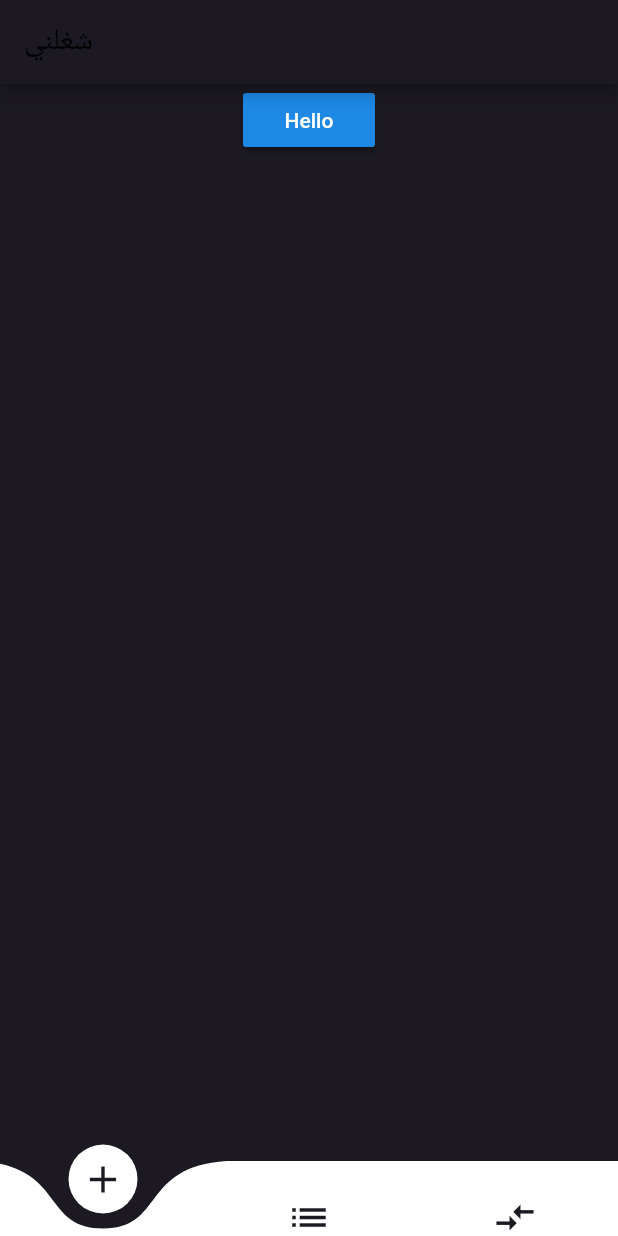
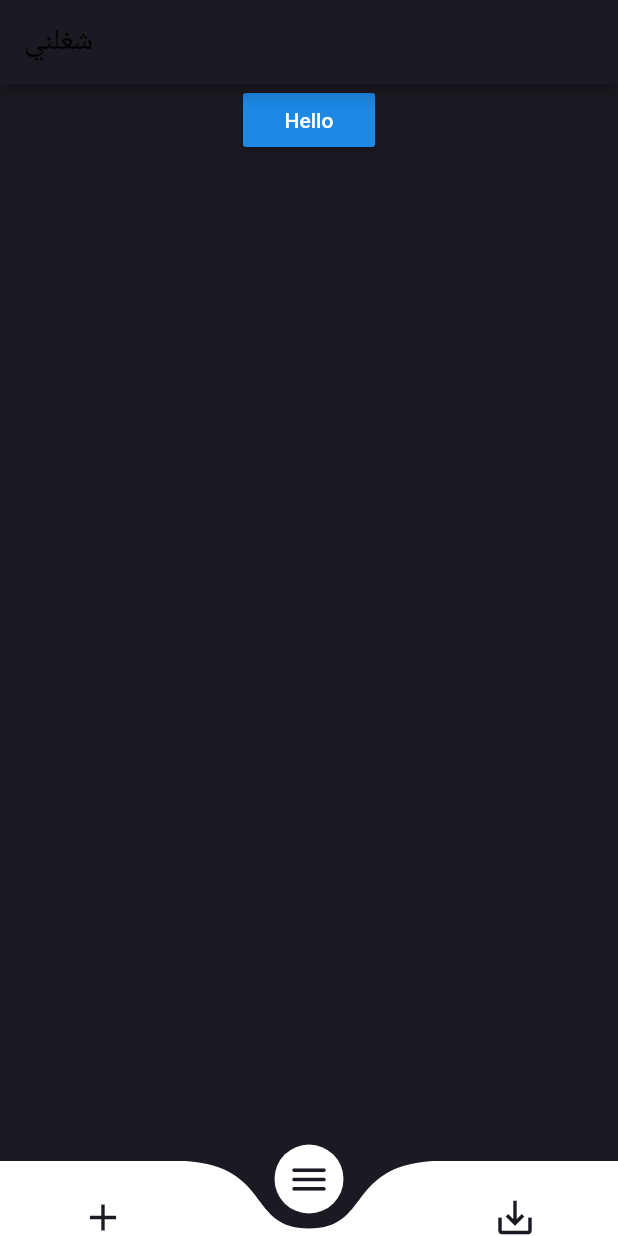
Before and after one commit to Yasmeen700/ShaGhlne, a Flutter app: the screen it shows after launch, on a phone screen of 412 x 824 dp. Run offline on Flutter 3.47's test engine with Material 2 defaults, Android fonts, the phone set to English and light mode, and no system bars; drawn by our look-alikes of curved_navigation_bar; our stand-ins replace flutter_form_builder, get.

Commit message:
Merge branch 'master' of https://github.com/Yasmeen700/shaghlne into master
# Conflicts:
#	lib/main.dart

```diff
--- a/lib/main.dart
+++ b/lib/main.dart
@@ -2,6 +2,7 @@ import 'package:flutter/material.dart';
 import 'package:flutter_app1/constant/strings.dart';
 import './ui/add_job_listing.dart';
 import 'package:curved_navigation_bar/curved_navigation_bar.dart';
+import 'package:get/get.dart';
 void main() {
   runApp(MyApp());
 }
@@ -9,7 +10,7 @@ void main() {
 class MyApp extends StatelessWidget {
   @override
   Widget build(BuildContext context) {
-    return MaterialApp(
+    return GetMaterialApp(
 
       title: Strings.AppName,
       theme: ThemeData.dark(),
@@ -35,14 +36,15 @@ class _MyHomePageState extends State<MyHomePage> {
         ),
       ),
       bottomNavigationBar: CurvedNavigationBar(
+        index: 1,
         height: 50,
         animationDuration: Duration(milliseconds: 150),
         animationCurve: Curves.bounceInOut,
         backgroundColor: Color(0xff1c1922),
         items: <Widget>[
           Icon(Icons.add, size: 30,color:Color(0xff1c1922),),
-          Icon(Icons.list, size: 30,color: Color(0xff1c1922),),
-          Icon(Icons.compare_arrows, size: 30,color: Color(0xff1c1922),),
+          Icon(Icons.menu_rounded, size: 30,color: Color(0xff1c1922),),
+          Icon(Icons.save_alt, size: 30,color: Color(0xff1c1922),),
         ],
         onTap: (index) {
         },
@@ -57,7 +59,8 @@ class _MyHomePageState extends State<MyHomePage> {
               onPressed: () {
                 Navigator.push(context, MaterialPageRoute(builder: (context) {
                   return AddJob();
-                }));
+                }
+                ));
               },
               child: Text('Hello'),
             )
--- a/pubspec.yaml
+++ b/pubspec.yaml
@@ -32,6 +32,7 @@ dependencies:
   cupertino_icons: ^1.0.0
 
 dev_dependencies:
+  get: ^3.15.0
   flutter_test:
     sdk: flutter
 
```
Also changed, not shown: pubspec.lock.
